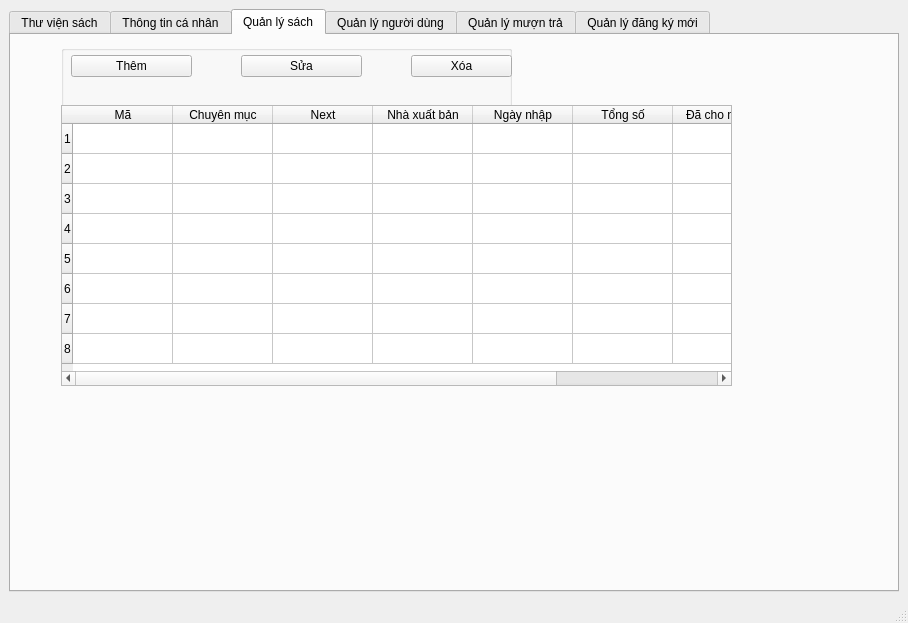
First picture: the form in librarian.ui, repository duydvu/Library, before the edit.
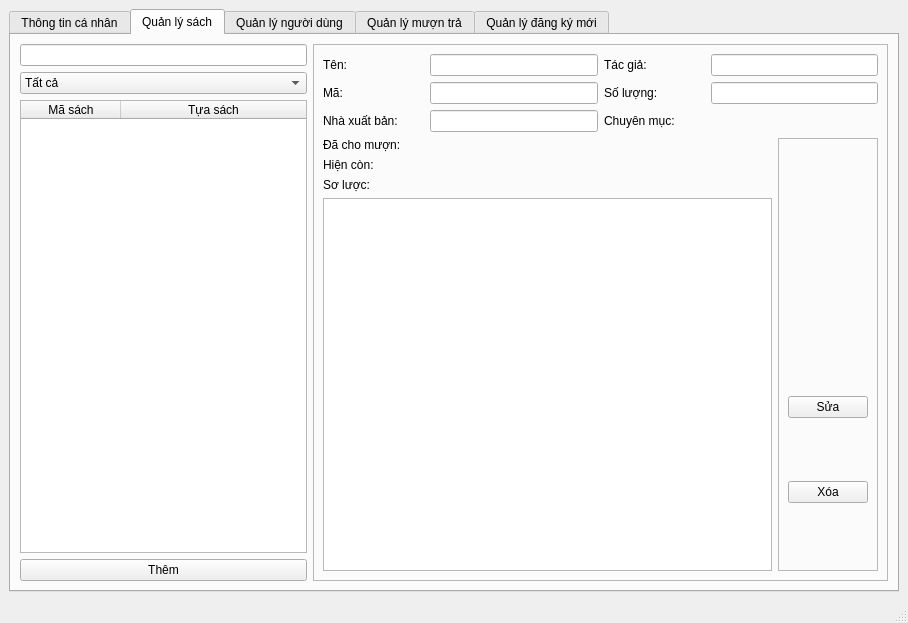
Second picture: the form after the edit. The open tabs and pages were chosen to show the change.

Commit message: add more search features, change layout

The edit to the form file:
```diff
--- a/librarian.ui
+++ b/librarian.ui
@@ -22,115 +22,6 @@
         <property name="currentIndex">
          <number>0</number>
         </property>
-        <widget class="QWidget" name="tab_4">
-         <attribute name="title">
-          <string>Thư viện sách</string>
-         </attribute>
-         <layout class="QGridLayout" name="gridLayout_8">
-          <item row="0" column="0">
-           <widget class="QGroupBox" name="groupBox">
-            <property name="title">
-             <string/>
-            </property>
-            <layout class="QHBoxLayout" name="horizontalLayout_2">
-             <item>
-              <widget class="QToolButton" name="toolButton_2">
-               <property name="text">
-                <string>Thêm</string>
-               </property>
-              </widget>
-             </item>
-             <item>
-              <widget class="QToolButton" name="toolButton_3">
-               <property name="text">
-                <string>Sửa</string>
-               </property>
-              </widget>
-             </item>
-             <item>
-              <widget class="QToolButton" name="toolButton_4">
-               <property name="text">
-                <string>Xóa</string>
-               </property>
-              </widget>
-             </item>
-            </layout>
-           </widget>
-          </item>
-          <item row="1" column="0">
-           <widget class="QTableWidget" name="tableWidget">
-            <row>
-             <property name="text">
-              <string>1</string>
-             </property>
-            </row>
-            <row>
-             <property name="text">
-              <string>2</string>
-             </property>
-            </row>
-            <row>
-             <property name="text">
-              <string>3</string>
-             </property>
-            </row>
-            <row>
-             <property name="text">
-              <string>4</string>
-             </property>
-            </row>
-            <row>
-             <property name="text">
-              <string>5</string>
-             </property>
-            </row>
-            <row>
-             <property name="text">
-              <string>6</string>
-             </property>
-            </row>
-            <row>
-             <property name="text">
-              <string>7</string>
-             </property>
-            </row>
-            <row>
-             <property name="text">
-              <string>8</string>
-             </property>
-            </row>
-            <column>
-             <property name="text">
-              <string>Mã</string>
-             </property>
-            </column>
-            <column>
-             <property name="text">
-              <string>Chuyên mục</string>
-             </property>
-            </column>
-            <column>
-             <property name="text">
-              <string>Chuyên mục con</string>
-             </property>
-            </column>
-            <column>
-             <property name="text">
-              <string>Next</string>
-             </property>
-            </column>
-            <item row="0" column="3">
-             <property name="text">
-              <string/>
-             </property>
-            </item>
-           </widget>
-          </item>
-          <item row="1" column="1">
-           <widget class="QTextBrowser" name="textBrowser_7"/>
-          </item>
-         </layout>
-        </widget>
         <widget class="QWidget" name="tab_5">
          <attribute name="title">
           <string>Thông tin cá nhân</string>
@@ -271,153 +162,408 @@
          <attribute name="title">
           <string>Quản lý sách</string>
          </attribute>
-         <widget class="QGroupBox" name="groupBox_2">
-          <property name="geometry">
-           <rect>
-            <x>50</x>
-            <y>10</y>
-            <width>451</width>
-            <height>71</height>
-           </rect>
-          </property>
-          <property name="title">
-           <string/>
-          </property>
-          <widget class="QToolButton" name="toolButton_5">
-           <property name="geometry">
-            <rect>
-             <x>10</x>
-             <y>10</y>
-             <width>121</width>
-             <height>22</height>
-            </rect>
-           </property>
-           <property name="text">
-            <string>Thêm</string>
-           </property>
-          </widget>
-          <widget class="QToolButton" name="toolButton_6">
-           <property name="geometry">
-            <rect>
-             <x>180</x>
-             <y>10</y>
-             <width>121</width>
-             <height>22</height>
-            </rect>
-           </property>
-           <property name="text">
-            <string>Sửa</string>
-           </property>
-          </widget>
-          <widget class="QToolButton" name="toolButton_7">
-           <property name="geometry">
-            <rect>
-             <x>350</x>
-             <y>10</y>
-             <width>101</width>
-             <height>22</height>
-            </rect>
-           </property>
-           <property name="text">
-            <string>Xóa</string>
-           </property>
-          </widget>
-         </widget>
-         <widget class="QTableWidget" name="tableWidget_3">
-          <property name="geometry">
-           <rect>
-            <x>50</x>
-            <y>70</y>
-            <width>671</width>
-            <height>281</height>
-           </rect>
-          </property>
-          <row>
-           <property name="text">
-            <string>1</string>
-           </property>
-          </row>
-          <row>
-           <property name="text">
-            <string>2</string>
-           </property>
-          </row>
-          <row>
-           <property name="text">
-            <string>3</string>
-           </property>
-          </row>
-          <row>
-           <property name="text">
-            <string>4</string>
-           </property>
-          </row>
-          <row>
-           <property name="text">
-            <string>5</string>
-           </property>
-          </row>
-          <row>
-           <property name="text">
-            <string>6</string>
-           </property>
-          </row>
-          <row>
-           <property name="text">
-            <string>7</string>
-           </property>
-          </row>
-          <row>
-           <property name="text">
-            <string>8</string>
-           </property>
-          </row>
-          <column>
-           <property name="text">
-            <string>Mã</string>
-           </property>
-          </column>
-          <column>
-           <property name="text">
-            <string>Chuyên mục</string>
-           </property>
-          </column>
-          <column>
-           <property name="text">
-            <string>Next</string>
-           </property>
-          </column>
-          <column>
-           <property name="text">
-            <string>Nhà xuất bản</string>
-           </property>
-          </column>
-          <column>
-           <property name="text">
-            <string>Ngày nhập</string>
-           </property>
-          </column>
-          <column>
-           <property name="text">
-            <string>Tổng số</string>
-           </property>
-          </column>
-          <column>
-           <property name="text">
-            <string>Đã cho mượn</string>
-           </property>
-          </column>
-          <column>
-           <property name="text">
-            <string>Hiện còn</string>
-           </property>
-          </column>
-          <item row="0" column="2">
-           <property name="text">
-            <string/>
-           </property>
+         <layout class="QGridLayout" name="gridLayout_11">
+          <item row="0" column="0">
+           <layout class="QHBoxLayout" name="horizontalLayout_6" stretch="1,2">
+            <item>
+             <layout class="QVBoxLayout" name="verticalLayout_4">
+              <item>
+               <widget class="QLineEdit" name="lineEdit_11"/>
+              </item>
+              <item>
+               <widget class="QComboBox" name="category">
+                <item>
+                 <property name="text">
+                  <string>Tất cả</string>
+                 </property>
+                </item>
+                <item>
+                 <property name="text">
+                  <string>Bách khoa toàn thư</string>
+                 </property>
+                </item>
+                <item>
+                 <property name="text">
+                  <string>Châm biếm</string>
+                 </property>
+                </item>
+                <item>
+                 <property name="text">
+                  <string>Du lịch</string>
+                 </property>
+                </item>
+                <item>
+                 <property name="text">
+                  <string>Địa lý</string>
+                 </property>
+                </item>
+                <item>
+                 <property name="text">
+                  <string>Hành động và phiêu lưu</string>
+                 </property>
+                </item>
+                <item>
+                 <property name="text">
+                  <string>Huyền bí</string>
+                 </property>
+                </item>
+                <item>
+                 <property name="text">
+                  <string>Khoa học</string>
+                 </property>
+                </item>
+                <item>
+                 <property name="text">
+                  <string>Khoa học viễn tưởng</string>
+                 </property>
+                </item>
+                <item>
+                 <property name="text">
+                  <string>Kịch</string>
+                 </property>
+                </item>
+                <item>
+                 <property name="text">
+                  <string>Kinh dị</string>
+                 </property>
+                </item>
+                <item>
+                 <property name="text">
+                  <string>Kinh tế</string>
+                 </property>
+                </item>
+                <item>
+                 <property name="text">
+                  <string>Lãng mạn</string>
+                 </property>
+                </item>
+                <item>
+                 <property name="text">
+                  <string>Lịch sử</string>
+                 </property>
+                </item>
+                <item>
+                 <property name="text">
+                  <string>Nghệ thuật</string>
+                 </property>
+                </item>
+                <item>
+                 <property name="text">
+                  <string>Nhật ký</string>
+                 </property>
+                </item>
+                <item>
+                 <property name="text">
+                  <string>Sách nấu ăn</string>
+                 </property>
+                </item>
+                <item>
+                 <property name="text">
+                  <string>Sức khỏe</string>
+                 </property>
+                </item>
+                <item>
+                 <property name="text">
+                  <string>Tạp chí</string>
+                 </property>
+                </item>
+                <item>
+                 <property name="text">
+                  <string>Thơ</string>
+                 </property>
+                </item>
+                <item>
+                 <property name="text">
+                  <string>Tiểu sử</string>
+                 </property>
+                </item>
+                <item>
+                 <property name="text">
+                  <string>Toán</string>
+                 </property>
+                </item>
+                <item>
+                 <property name="text">
+                  <string>Tôn giáo</string>
+                 </property>
+                </item>
+                <item>
+                 <property name="text">
+                  <string>Chính trị</string>
+                 </property>
+                </item>
+                <item>
+                 <property name="text">
+                  <string>Trẻ em</string>
+                 </property>
+                </item>
+                <item>
+                 <property name="text">
+                  <string>Truyện tranh</string>
+                 </property>
+                </item>
+                <item>
+                 <property name="text">
+                  <string>Từ điển</string>
+                 </property>
+                </item>
+               </widget>
+              </item>
+              <item>
+               <widget class="QTableWidget" name="tableWidget_3">
+                <attribute name="horizontalHeaderStretchLastSection">
+                 <bool>true</bool>
+                </attribute>
+                <attribute name="verticalHeaderVisible">
+                 <bool>false</bool>
+                </attribute>
+                <column>
+                 <property name="text">
+                  <string>Mã sách</string>
+                 </property>
+                </column>
+                <column>
+                 <property name="text">
+                  <string>Tựa sách</string>
+                 </property>
+                </column>
+               </widget>
+              </item>
+              <item>
+               <widget class="QPushButton" name="pushButton">
+                <property name="text">
+                 <string>Thêm</string>
+                </property>
+               </widget>
+              </item>
+             </layout>
+            </item>
+            <item>
+             <widget class="QFrame" name="frame_5">
+              <property name="frameShape">
+               <enum>QFrame::StyledPanel</enum>
+              </property>
+              <property name="frameShadow">
+               <enum>QFrame::Raised</enum>
+              </property>
+              <layout class="QGridLayout" name="gridLayout_9">
+               <item row="0" column="0" colspan="2">
+                <layout class="QGridLayout" name="gridLayout_10">
+                 <item row="0" column="0">
+                  <layout class="QHBoxLayout" name="horizontalLayout_14">
+                   <item>
+                    <widget class="QLabel" name="label_22">
+                     <property name="minimumSize">
+                      <size>
+                       <width>101</width>
+                       <height>16</height>
+                      </size>
+                     </property>
+                     <property name="text">
+                      <string>Tên:</string>
+                     </property>
+                    </widget>
+                   </item>
+                   <item>
+                    <widget class="QLineEdit" name="lineEdit_5"/>
+                   </item>
+                  </layout>
+                 </item>
+                 <item row="0" column="1">
+                  <layout class="QHBoxLayout" name="horizontalLayout_15">
+                   <item>
+                    <widget class="QLabel" name="label_23">
+                     <property name="minimumSize">
+                      <size>
+                       <width>101</width>
+                       <height>16</height>
+                      </size>
+                     </property>
+                     <property name="text">
+                      <string>Tác giả:</string>
+                     </property>
+                    </widget>
+                   </item>
+                   <item>
+                    <widget class="QLineEdit" name="lineEdit_7"/>
+                   </item>
+                  </layout>
+                 </item>
+                 <item row="1" column="0">
+                  <layout class="QHBoxLayout" name="horizontalLayout_16">
+                   <item>
+                    <widget class="QLabel" name="label_24">
+                     <property name="minimumSize">
+                      <size>
+                       <width>101</width>
+                       <height>16</height>
+                      </size>
+                     </property>
+                     <property name="text">
+                      <string>Mã:</string>
+                     </property>
+                    </widget>
+                   </item>
+                   <item>
+                    <widget class="QLineEdit" name="lineEdit_8"/>
+                   </item>
+                  </layout>
+                 </item>
+                 <item row="1" column="1">
+                  <layout class="QHBoxLayout" name="horizontalLayout_17">
+                   <item>
+                    <widget class="QLabel" name="label_25">
+                     <property name="minimumSize">
+                      <size>
+                       <width>101</width>
+                       <height>16</height>
+                      </size>
+                     </property>
+                     <property name="text">
+                      <string>Số lượng:</string>
+                     </property>
+                    </widget>
+                   </item>
+                   <item>
+                    <widget class="QLineEdit" name="lineEdit_9"/>
+                   </item>
+                  </layout>
+                 </item>
+                 <item row="2" column="0">
+                  <layout class="QHBoxLayout" name="horizontalLayout_18">
+                   <item>
+                    <widget class="QLabel" name="label_26">
+                     <property name="minimumSize">
+                      <size>
+                       <width>101</width>
+                       <height>16</height>
+                      </size>
+                     </property>
+                     <property name="text">
+                      <string>Nhà xuất bản:</string>
+                     </property>
+                    </widget>
+                   </item>
+                   <item>
+                    <widget class="QLineEdit" name="lineEdit_10"/>
+                   </item>
+                  </layout>
+                 </item>
+                 <item row="2" column="1">
+                  <layout class="QHBoxLayout" name="horizontalLayout_19">
+                   <item>
+                    <widget class="QLabel" name="label_33">
+                     <property name="text">
+                      <string>Chuyên mục:</string>
+                     </property>
+                    </widget>
+                   </item>
+                   <item>
+                    <widget class="QLabel" name="label_34">
+                     <property name="minimumSize">
+                      <size>
+                       <width>128</width>
+                       <height>16</height>
+                      </size>
+                     </property>
+                     <property name="text">
+                      <string/>
+                     </property>
+                    </widget>
+                   </item>
+                  </layout>
+                 </item>
+                </layout>
+               </item>
+               <item row="1" column="0">
+                <layout class="QVBoxLayout" name="verticalLayout_9">
+                 <item>
+                  <layout class="QHBoxLayout" name="horizontalLayout_20">
+                   <item>
+                    <widget class="QLabel" name="label_35">
+                     <property name="text">
+                      <string>Đã cho mượn:</string>
+                     </property>
+                    </widget>
+                   </item>
+                   <item>
+                    <widget class="QLabel" name="label_36">
+                     <property name="text">
+                      <string/>
+                     </property>
+                    </widget>
+                   </item>
+                  </layout>
+                 </item>
+                 <item>
+                  <layout class="QHBoxLayout" name="horizontalLayout_21">
+                   <item>
+                    <widget class="QLabel" name="label_37">
+                     <property name="text">
+                      <string>Hiện còn:</string>
+                     </property>
+                    </widget>
+                   </item>
+                   <item>
+                    <widget class="QLabel" name="label_38">
+                     <property name="text">
+                      <string/>
+                     </property>
+                    </widget>
+                   </item>
+                  </layout>
+                 </item>
+                 <item>
+                  <layout class="QVBoxLayout" name="verticalLayout_7">
+                   <item>
+                    <widget class="QLabel" name="label_39">
+                     <property name="text">
+                      <string>Sơ lược:</string>
+                     </property>
+                    </widget>
+                   </item>
+                   <item>
+                    <widget class="QTextEdit" name="textEdit_2"/>
+                   </item>
+                  </layout>
+                 </item>
+                </layout>
+               </item>
+               <item row="1" column="1">
+                <widget class="QFrame" name="frame_7">
+                 <property name="frameShape">
+                  <enum>QFrame::StyledPanel</enum>
+                 </property>
+                 <property name="frameShadow">
+                  <enum>QFrame::Raised</enum>
+                 </property>
+                 <layout class="QVBoxLayout" name="verticalLayout_10">
+                  <property name="topMargin">
+                   <number>200</number>
+                  </property>
+                  <item>
+                   <widget class="QPushButton" name="pushButton_7">
+                    <property name="text">
+                     <string>Sửa</string>
+                    </property>
+                   </widget>
+                  </item>
+                  <item>
+                   <widget class="QPushButton" name="pushButton_8">
+                    <property name="text">
+                     <string>Xóa</string>
+                    </property>
+                   </widget>
+                  </item>
+                 </layout>
+                </widget>
+               </item>
+              </layout>
+             </widget>
+            </item>
+           </layout>
           </item>
-         </widget>
+         </layout>
         </widget>
         <widget class="QWidget" name="tab_3">
          <attribute name="title">
```
Left out of the diff: 447 changed lines with no effect on the pictures. The commit also changes 44 other files.
